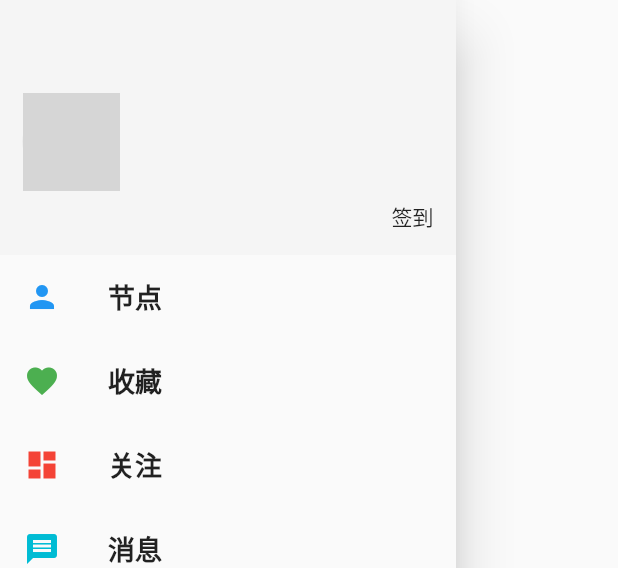
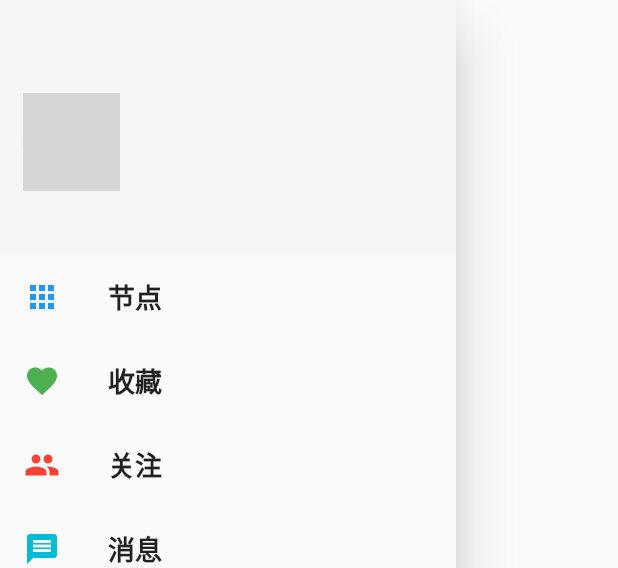
Before and after one commit to ontoone/v2ex, a Flutter app: the CommonDrawer widget shown alone on an empty page, opened directly, on a phone screen of 412 x 824 dp. Shown: the top 568 px of the screen. Run offline on Flutter 3.47's test engine with Material 2 defaults, Android fonts, the phone set to English and light mode, and no system bars; drawn by our look-alikes of cached_network_image; our stand-ins replace dio, flutter_html; accounts and stored records are empty; generated files the repository leaves out were written again; network calls fail; grey boxes are pictures that could not be loaded.

```diff
--- a/lib/widget/CommonDrawer.dart
+++ b/lib/widget/CommonDrawer.dart
@@ -17,7 +17,7 @@ class CommonDrawer extends StatelessWidget {
               style: TextStyle(fontWeight: FontWeight.w700, fontSize: 18.0),
             ),
             leading: Icon(
-              Icons.person,
+              Icons.apps,
               color: Colors.blue,
             ),
             onTap: () {
@@ -40,7 +40,7 @@ class CommonDrawer extends StatelessWidget {
               style: TextStyle(fontWeight: FontWeight.w700, fontSize: 18.0),
             ),
             leading: Icon(
-              Icons.dashboard,
+              Icons.people,
               color: Colors.red,
             ),
           ),
@@ -103,7 +103,7 @@ class CommonDrawer extends StatelessWidget {
                 ],
               ),
               Expanded(child: Container()),
-              Text("签到")
+//              Text("签到")
             ],
           ),
         ),
```
Also changed, not shown: android.jpg (added), ios.jpg (added), 3 other files.
